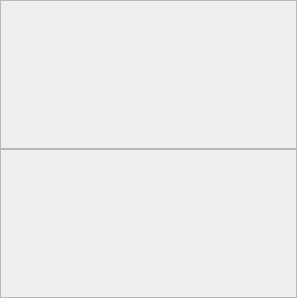
This is aardview/imagewidget.ui in bwachter/aardview as Qt 5 draws it before an edit. The edited form follows.
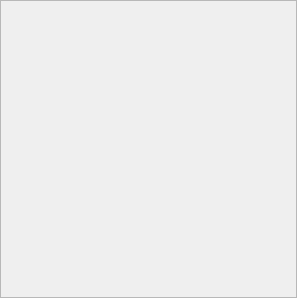
This is the edited form.

What changed in the file:
```diff
--- a/aardview/imagewidget.ui
+++ b/aardview/imagewidget.ui
@@ -36,30 +36,44 @@
           <x>0</x>
           <y>0</y>
           <width>293</width>
-          <height>146</height>
+          <height>294</height>
          </rect>
         </property>
-       </widget>
-      </widget>
-     </item>
-     <item>
-      <widget class="QScrollArea" name="infoArea">
-       <property name="focusPolicy">
-        <enum>Qt::NoFocus</enum>
-       </property>
-       <property name="widgetResizable">
-        <bool>true</bool>
-       </property>
-       <widget class="QWidget" name="scrollAreaWidgetContents_4">
-        <property name="geometry">
-         <rect>
-          <x>0</x>
-          <y>0</y>
-          <width>293</width>
-          <height>146</height>
-         </rect>
-        </property>
-        <zorder>imageArea</zorder>
+        <layout class="QVBoxLayout" name="verticalLayout_4">
+         <property name="spacing">
+          <number>0</number>
+         </property>
+         <property name="margin">
+          <number>0</number>
+         </property>
+         <item>
+          <layout class="QVBoxLayout" name="verticalLayout_3">
+           <item>
+            <widget class="QLabel" name="imageName">
+             <property name="text">
+              <string/>
+             </property>
+             <property name="alignment">
+              <set>Qt::AlignCenter</set>
+             </property>
+            </widget>
+           </item>
+           <item>
+            <widget class="QLabel" name="imageContainer">
+             <property name="sizePolicy">
+              <sizepolicy hsizetype="Expanding" vsizetype="Expanding">
+               <horstretch>0</horstretch>
+               <verstretch>0</verstretch>
+              </sizepolicy>
+             </property>
+             <property name="text">
+              <string/>
+             </property>
+            </widget>
+           </item>
+          </layout>
+         </item>
+        </layout>
        </widget>
       </widget>
      </item>
```
